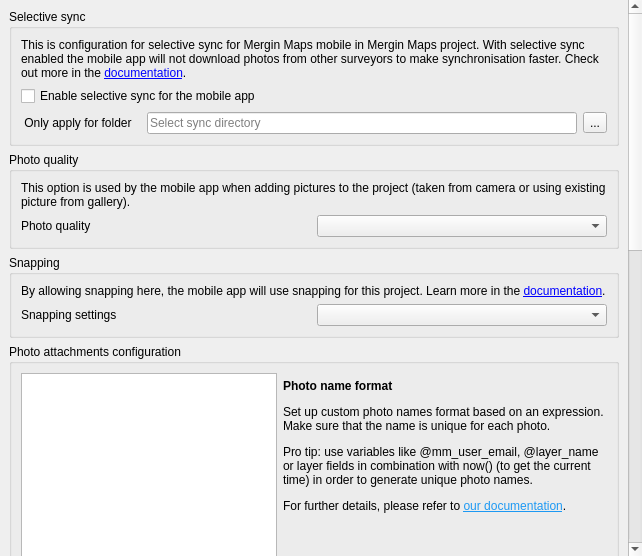
MerginMaps/qgis-plugin, file Mergin/ui/ui_project_config.ui: the form before one commit.
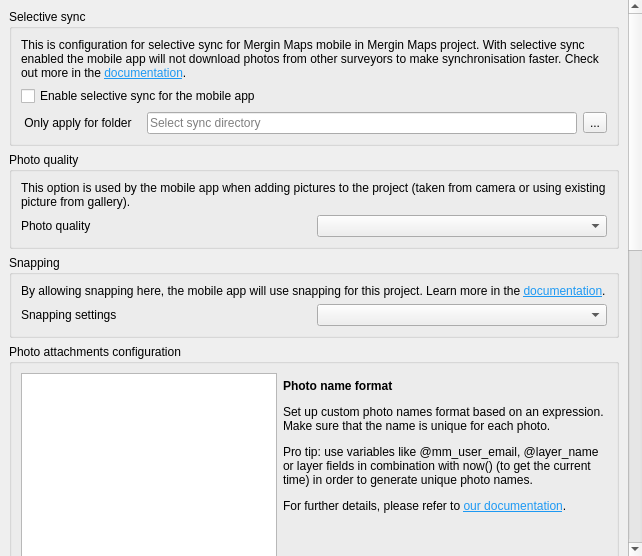
The form after the commit. Custom widgets are drawn as their Qt base class.

Commit message: changed color on links in qt designer to #1d99f3

```diff
--- a/Mergin/ui/ui_project_config.ui
+++ b/Mergin/ui/ui_project_config.ui
@@ -44,9 +44,9 @@
       <property name="geometry">
        <rect>
         <x>0</x>
-        <y>-888</y>
-        <width>628</width>
-        <height>1444</height>
+        <y>0</y>
+        <width>625</width>
+        <height>1137</height>
        </rect>
       </property>
       <layout class="QVBoxLayout" name="verticalLayout">
@@ -59,7 +59,7 @@
           <item row="0" column="0" colspan="4">
            <widget class="QLabel" name="label">
             <property name="text">
-             <string>&lt;html&gt;&lt;head/&gt;&lt;body&gt;&lt;p&gt;This is configuration for selective sync for Mergin Maps mobile in Mergin Maps project. With selective sync enabled the mobile app will not download photos from other surveyors to make synchronisation faster. Check out more in the &lt;a href=&quot;https://merginmaps.com/docs/manage/selective_sync/&quot;&gt;&lt;span style=&quot; text-decoration: underline; color:#0000ff;&quot;&gt;documentation&lt;/span&gt;&lt;/a&gt;.&lt;/p&gt;&lt;/body&gt;&lt;/html&gt;</string>
+             <string>&lt;html&gt;&lt;head/&gt;&lt;body&gt;&lt;p&gt;This is configuration for selective sync for Mergin Maps mobile in Mergin Maps project. With selective sync enabled the mobile app will not download photos from other surveyors to make synchronisation faster. Check out more in the &lt;a href=&quot;https://merginmaps.com/docs/manage/selective_sync/&quot;&gt;&lt;span style=&quot; text-decoration: underline; color:#1d99f3;&quot;&gt;documentation&lt;/span&gt;&lt;/a&gt;.&lt;/p&gt;&lt;/body&gt;&lt;/html&gt;</string>
             </property>
             <property name="wordWrap">
              <bool>true</bool>
@@ -166,7 +166,7 @@
           <item row="0" column="0" colspan="2">
            <widget class="QLabel" name="label_4">
             <property name="text">
-             <string>&lt;html&gt;&lt;head/&gt;&lt;body&gt;&lt;p&gt;By allowing snapping here, the mobile app will use snapping for this project. Learn more in the &lt;a href=&quot;https://merginmaps.com/docs/gis/snapping/&quot;&gt;&lt;span style=&quot; text-decoration: underline; color:#0000ff;&quot;&gt;documentation&lt;/span&gt;&lt;/a&gt;.&lt;/p&gt;&lt;/body&gt;&lt;/html&gt;</string>
+             <string>&lt;html&gt;&lt;head/&gt;&lt;body&gt;&lt;p&gt;By allowing snapping here, the mobile app will use snapping for this project. Learn more in the &lt;a href=&quot;https://merginmaps.com/docs/gis/snapping/&quot;&gt;&lt;span style=&quot; text-decoration: underline; color:#1d99f3;&quot;&gt;documentation&lt;/span&gt;&lt;/a&gt;.&lt;/p&gt;&lt;/body&gt;&lt;/html&gt;</string>
             </property>
             <property name="wordWrap">
              <bool>true</bool>
```
